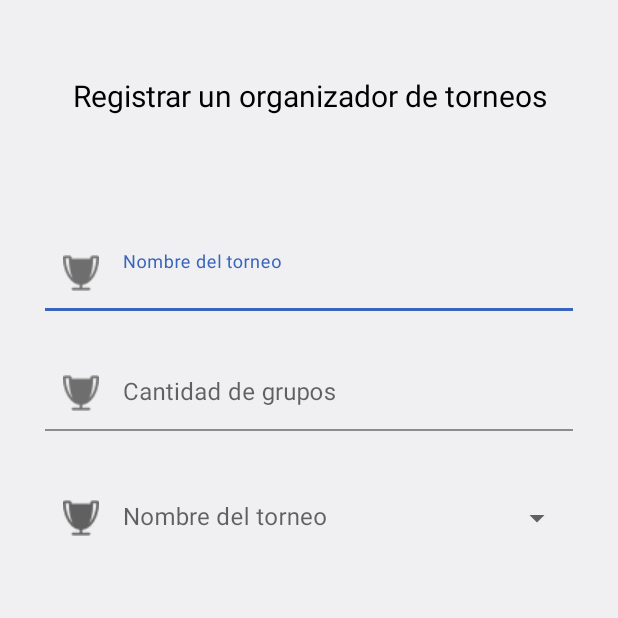
After one commit to Mobile-Heroes/mytournament, an Android app: the create_tournament screen opened directly, with no data from a screen before it, on a phone screen of 412 x 824 dp, the top half of it. The commit adds this screen. Run offline under Robolectric (Android 15) with nearby library versions, the phone set to English and light mode, and no system bars.

Commit message:
Creación de la US de registro de torneo

```diff
--- a/app/build.gradle
+++ b/app/build.gradle
@@ -46,6 +46,7 @@ dependencies {
     implementation 'com.squareup.retrofit2:retrofit:2.9.0'
     implementation 'com.squareup.retrofit2:converter-gson:2.9.0'
     implementation 'org.jetbrains.kotlinx:kotlinx-coroutines-android:1.3.6'
+    implementation 'androidx.legacy:legacy-support-v4:1.0.0'
     testImplementation 'junit:junit:4.+'
     androidTestImplementation 'androidx.test.ext:junit:1.1.3'
     androidTestImplementation 'androidx.test.espresso:espresso-core:3.4.0'
--- a/app/src/main/AndroidManifest.xml
+++ b/app/src/main/AndroidManifest.xml
@@ -2,7 +2,7 @@
 <manifest xmlns:android="http://schemas.android.com/apk/res/android"
     package="com.mobile.heroes.mytournament">
 
-    <uses-permission android:name="android.permission.INTERNET"/>
+    <uses-permission android:name="android.permission.INTERNET" />
 
     <application
         android:allowBackup="true"
@@ -11,6 +11,9 @@
         android:roundIcon="@mipmap/ic_launcher_round"
         android:supportsRtl="true"
         android:theme="@style/Theme.MyTournament">
+        <activity
+            android:name=".create_tournament"
+            android:exported="true" />
         <activity
             android:name=".Login"
             android:exported="false" />
--- /dev/null
+++ b/app/src/main/java/com/mobile/heroes/mytournament/create_tournament.kt
@@ -0,0 +1,11 @@
+package com.mobile.heroes.mytournament
+
+import androidx.appcompat.app.AppCompatActivity
+import android.os.Bundle
+
+class create_tournament : AppCompatActivity() {
+    override fun onCreate(savedInstanceState: Bundle?) {
+        super.onCreate(savedInstanceState)
+        setContentView(R.layout.activity_create_tournament)
+    }
+}
--- /dev/null
+++ b/app/src/main/res/layout/activity_create_tournament.xml
@@ -0,0 +1,90 @@
+<?xml version="1.0" encoding="utf-8"?>
+<androidx.constraintlayout.widget.ConstraintLayout xmlns:android="http://schemas.android.com/apk/res/android"
+    xmlns:app="http://schemas.android.com/apk/res-auto"
+    xmlns:tools="http://schemas.android.com/tools"
+    android:layout_width="match_parent"
+    android:layout_height="match_parent"
+    android:background="@color/gris"
+    tools:context=".create_tournament">
+
+    <TextView
+        android:id="@+id/textView"
+        android:layout_width="match_parent"
+        android:layout_height="wrap_content"
+        android:layout_marginStart="20dp"
+        android:layout_marginEnd="20dp"
+        android:layout_marginTop="50dp"
+        android:gravity="center"
+        android:text="Registrar un organizador de torneos"
+        android:textColor="@color/black"
+        android:textSize="20sp"
+        app:layout_constraintEnd_toEndOf="parent"
+        app:layout_constraintStart_toStartOf="parent"
+        app:layout_constraintTop_toTopOf="parent" />
+
+    <com.google.android.material.textfield.TextInputLayout
+        android:id="@+id/tiTournamentName"
+        android:layout_width="match_parent"
+        android:layout_height="50dp"
+        android:inputType="text"
+        android:layout_marginTop="80dp"
+        android:layout_marginStart="30dp"
+        android:layout_marginEnd="30dp"
+        android:hint="Nombre del torneo"
+        app:startIconDrawable="@drawable/tournament"
+        app:layout_constraintEnd_toEndOf="parent"
+        app:layout_constraintStart_toStartOf="parent"
+        app:layout_constraintTop_toBottomOf="@+id/textView">
+        <com.google.android.material.textfield.TextInputEditText
+            android:layout_width="match_parent"
+            android:layout_height="match_parent"
+            android:background="@color/gris"
+            android:ems="10">
+        </com.google.android.material.textfield.TextInputEditText>
+    </com.google.android.material.textfield.TextInputLayout>
+
+    <com.google.android.material.textfield.TextInputLayout
+        android:id="@+id/tiQuantityTeam"
+        android:layout_width="match_parent"
+        android:layout_height="50dp"
+        android:inputType="number"
+        android:layout_marginTop="30dp"
+        android:layout_marginStart="30dp"
+        android:layout_marginEnd="30dp"
+        android:hint="Cantidad de grupos"
+        app:startIconDrawable="@drawable/tournament"
+        app:layout_constraintEnd_toEndOf="parent"
+        app:layout_constraintStart_toStartOf="parent"
+        app:layout_constraintTop_toBottomOf="@+id/tiTournamentName">
+        <com.google.android.material.textfield.TextInputEditText
+            android:layout_width="match_parent"
+            android:layout_height="match_parent"
+            android:background="@color/gris"
+            android:ems="10">
+        </com.google.android.material.textfield.TextInputEditText>
+    </com.google.android.material.textfield.TextInputLayout>
+
+    <com.google.android.material.textfield.TextInputLayout
+        android:id="@+id/tilTournamentType"
+        android:layout_width="match_parent"
+        android:layout_height="50dp"
+        android:inputType="text"
+        android:layout_marginTop="30dp"
+        android:layout_marginStart="30dp"
+        android:layout_marginEnd="30dp"
+        style="@style/Widget.MaterialComponents.TextInputLayout.OutlinedBox.ExposedDropdownMenu"
+        app:startIconDrawable="@drawable/tournament"
+        app:layout_constraintEnd_toEndOf="parent"
+        app:layout_constraintStart_toStartOf="parent"
+        app:layout_constraintTop_toBottomOf="@+id/tiQuantityTeam">
+
+        <AutoCompleteTextView
+            android:id="@+id/actvSelectStrategy"
+            android:layout_width="match_parent"
+            android:layout_height="match_parent"
+            android:hint="Nombre del torneo"
+            android:background="@color/gris"
+            android:ems="10"/>
+    </com.google.android.material.textfield.TextInputLayout>
+
+</androidx.constraintlayout.widget.ConstraintLayout>
```
Also changed, not shown: app/src/main/java/com/mobile/heroes/mytournament/dropdown_types_tournament.kt (added, +26 -0 lines), app/src/main/res/layout/dropdown_tournament_types.xml (added, +9 -0 lines), app/src/main/res/layout/fragment_dropdown_types_tournament.xml (added, +14 -0 lines), app/src/main/res/values/strings.xml (+8 -0 lines), app/src/main/res/drawable/tournament.png (added).
